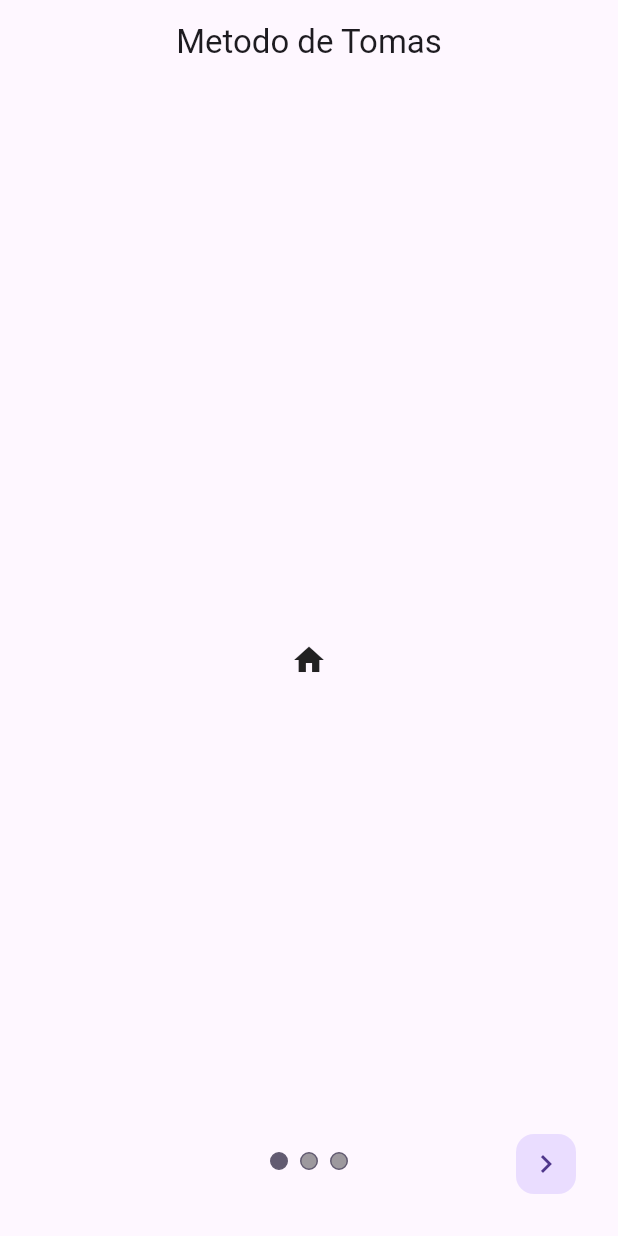
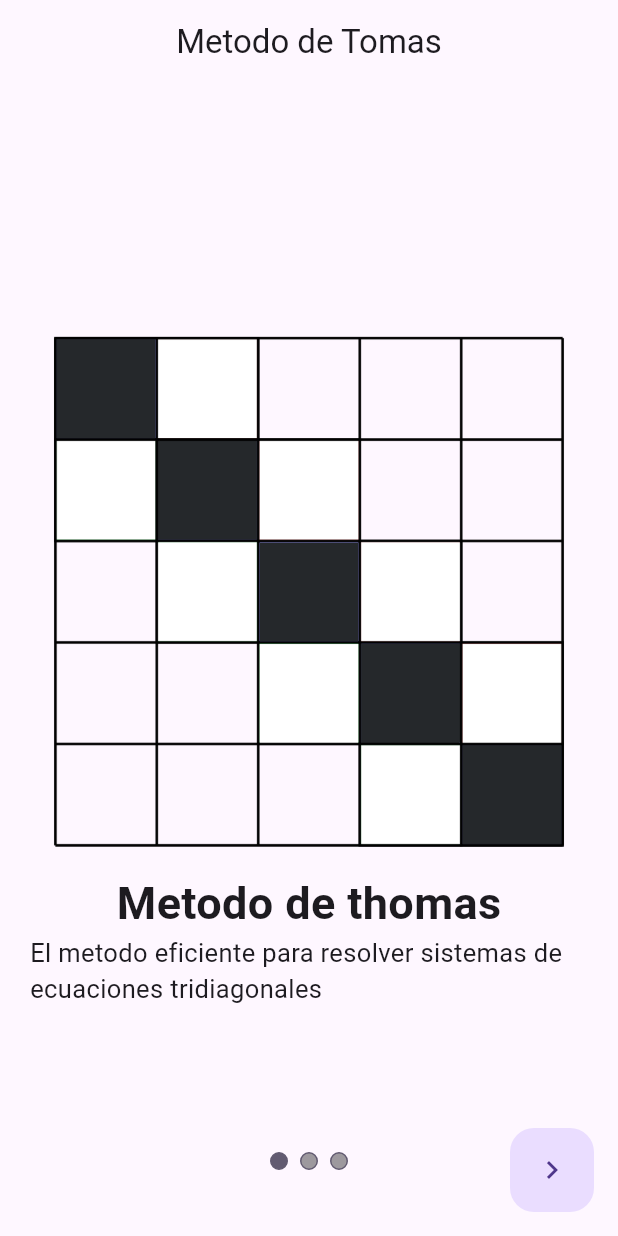
Before and after one commit to sebanovo/thomas-algorithm, a Flutter app: the screen it shows after launch, on a phone screen of 412 x 824 dp. Run offline on Flutter 3.47's test engine with Material 3 defaults, Android fonts, the phone set to English and light mode, and no system bars.

Commit message:
add tab pages

```diff
--- /dev/null
+++ b/lib/constants/text_config.dart
@@ -0,0 +1,3 @@
+const double paddingX = 20.0;
+const double fontSizeTitle = 30.0;
+const double fontSizeText = 17.0;
--- a/lib/main.dart
+++ b/lib/main.dart
@@ -31,6 +31,8 @@
 // }
 
 import 'package:flutter/material.dart';
+import 'package:flutter_application_1/screens/home.dart';
+import 'package:flutter_application_1/screens/introduction.dart';
 
 void main() {
   runApp(const MyApp());
@@ -43,6 +45,13 @@ List<Widget> widgets = const [
   Icon(Icons.person),
 ];
 
+var initialRoute = '/intro';
+
+final Map<String, WidgetBuilder> routes = {
+  initialRoute: (BuildContext context) => const Introduction(),
+  '/home': (BuildContext context) => const Home(),
+};
+
 class MyApp extends StatelessWidget {
   const MyApp({Key? key}) : super(key: key);
 
@@ -53,72 +62,8 @@ class MyApp extends StatelessWidget {
       theme: ThemeData(
         primarySwatch: Colors.green,
       ),
-      home: const MyHomePage(),
+      initialRoute: initialRoute,
+      routes: routes,
     );
   }
 }
-
-class MyHomePage extends StatefulWidget {
-  const MyHomePage({Key? key}) : super(key: key);
-
-  @override
-  State<MyHomePage> createState() => _MyHomePageState();
-}
-
-class _MyHomePageState extends State<MyHomePage>
-    with SingleTickerProviderStateMixin {
-  late final TabController controller;
-  int _index = 0;
-
-  @override
-  void initState() {
-    super.initState();
-    controller = TabController(
-        length: widgets.length, initialIndex: _index, vsync: this);
-  }
-
-  @override
-  void dispose() {
-    super.dispose();
-    controller.dispose();
-  }
-
-  @override
-  Widget build(BuildContext context) {
-    return Scaffold(
-      appBar: AppBar(
-        title: const Text('Metodo de Tomas'),
-        centerTitle: true,
-      ),
-      // Building UI
-      body: Stack(
-        alignment: Alignment.center,
-        children: <Widget>[
-          TabBarView(controller: controller, children: widgets),
-          Positioned(
-            bottom: 40,
-            child: TabPageSelector(
-              color: Colors.black38,
-              controller: controller,
-            ),
-          ),
-        ],
-      ),
-
-      // Creating floating action button for navigation
-      floatingActionButton: ButtonBar(
-        children: [
-          FloatingActionButton.small(
-            onPressed: () {
-              (_index != widgets.length - 1) ? _index++ : _index = 0;
-              controller.animateTo(_index);
-            },
-            hoverElevation: 0,
-            elevation: 0,
-            child: const Icon(Icons.navigate_next),
-          )
-        ],
-      ),
-    );
-  }
-}
--- /dev/null
+++ b/lib/screens/introduction.dart
@@ -0,0 +1,64 @@
+import 'package:flutter/material.dart';
+import 'package:flutter_application_1/tab/index.dart';
+
+class Introduction extends StatefulWidget {
+  const Introduction({super.key});
+
+  @override
+  State<Introduction> createState() => _IntroductionState();
+}
+
+List<Widget> widgets = [welcomeTab(), descriptionTab(), membersTab()];
+
+class _IntroductionState extends State<Introduction>
+    with SingleTickerProviderStateMixin {
+  late final TabController controller;
+  int _currentIndex = 0;
+
+  @override
+  void initState() {
+    super.initState();
+    controller = TabController(
+        length: widgets.length, initialIndex: _currentIndex, vsync: this);
+  }
+
+  @override
+  void dispose() {
+    controller.dispose();
+    super.dispose();
+  }
+
+  @override
+  Widget build(BuildContext context) {
+    return Scaffold(
+      appBar: AppBar(
+        title: const Text('Metodo de Tomas'),
+        centerTitle: true,
+      ),
+      body: Stack(
+        alignment: Alignment.center,
+        children: <Widget>[
+          TabBarView(controller: controller, children: widgets),
+          Positioned(
+            bottom: 40,
+            child: TabPageSelector(
+              color: Colors.black38,
+              controller: controller,
+            ),
+          ),
+        ],
+      ),
+      floatingActionButton: FloatingActionButton(
+        onPressed: () {
+          setState(() {
+            _currentIndex = (_currentIndex + 1) % widgets.length;
+            controller.animateTo(_currentIndex);
+          });
+        },
+        hoverElevation: 0,
+        elevation: 0,
+        child: const Icon(Icons.navigate_next),
+      ),
+    );
+  }
+}
--- /dev/null
+++ b/lib/tab/index.dart
@@ -0,0 +1,3 @@
+export 'welcome.dart';
+export 'description.dart';
+export 'members.dart';
--- a/pubspec.yaml
+++ b/pubspec.yaml
@@ -59,8 +59,10 @@ flutter:
 
   # To add assets to your application, add an assets section, like this:
   assets:
-    - assets/perfil.png
-    - assets/icon.png
+    - assets/profile.png
+    - assets/image-tab-one.png
+    - assets/image-tab-two.png
+    - assets/image-tab-three.png
 
   # An image asset can refer to one or more resolution-specific "variants", see
   # https://flutter.dev/assets-and-images/#resolution-aware
```
Also changed, not shown: lib/screens/home.dart (added, +26 -0 lines), lib/tab/description.dart (added, +25 -0 lines), lib/tab/members.dart (added, +42 -0 lines), lib/tab/welcome.dart (added, +25 -0 lines), assets/image-tab-one.png (renamed from assets/welcome-1.png), assets/image-tab-three.png (renamed from assets/icon.png), assets/image-tab-two.png (renamed from assets/metodo-thomas.png), assets/profile.png (renamed from assets/perfil.png).
